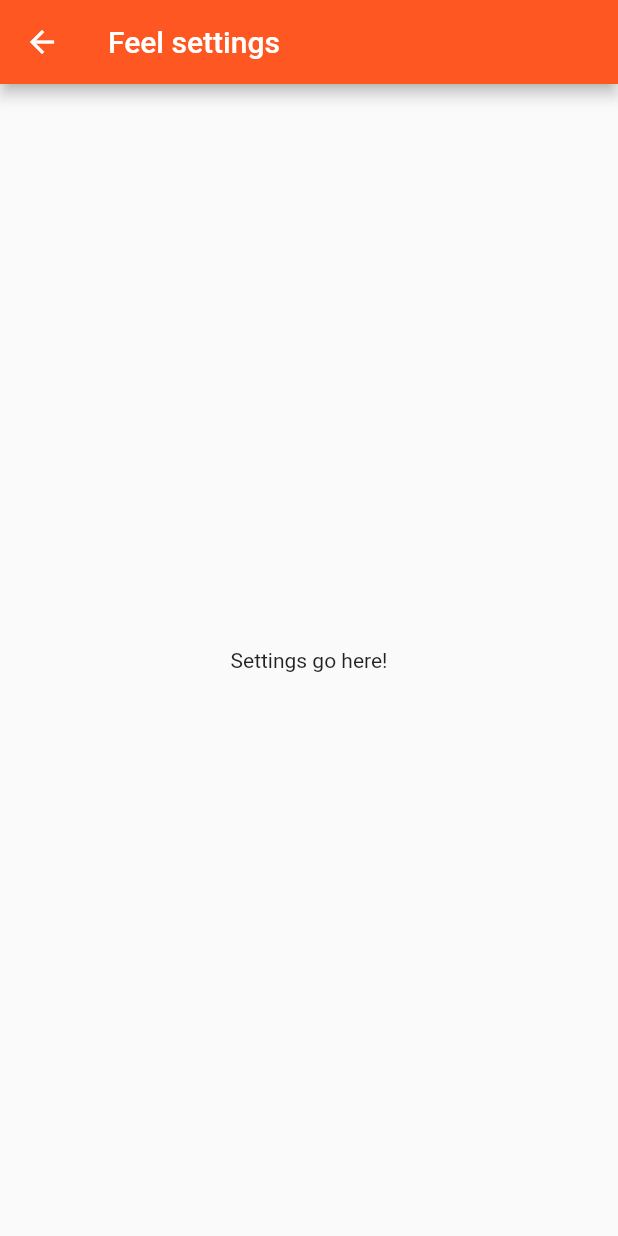
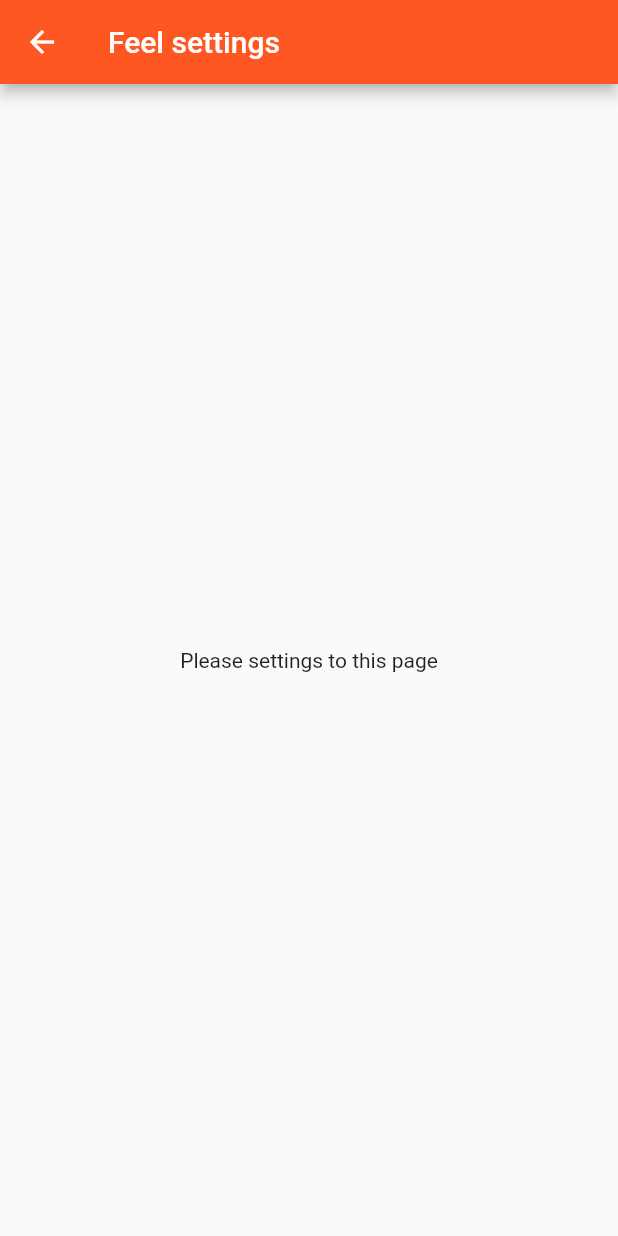
Before and after one commit to Dagjo/e-MOTION, a Flutter app: the SettingsCard screen opened by its route, on a phone screen of 412 x 824 dp. Run offline on Flutter 3.47's test engine with Material 2 defaults, Android fonts, the light colour scheme and no system bars.

```diff
--- a/feel_app/lib/settingsCard.dart
+++ b/feel_app/lib/settingsCard.dart
@@ -13,7 +13,7 @@ class SettingsCard extends StatelessWidget {
         title: new Text(title),
       ),
       body: new Center(
-        child: new Text("Settings go here!"),
+        child: new Text("Please settings to this page"),
       )
     );
   }
```
Also changed, not shown: 1 other file.
